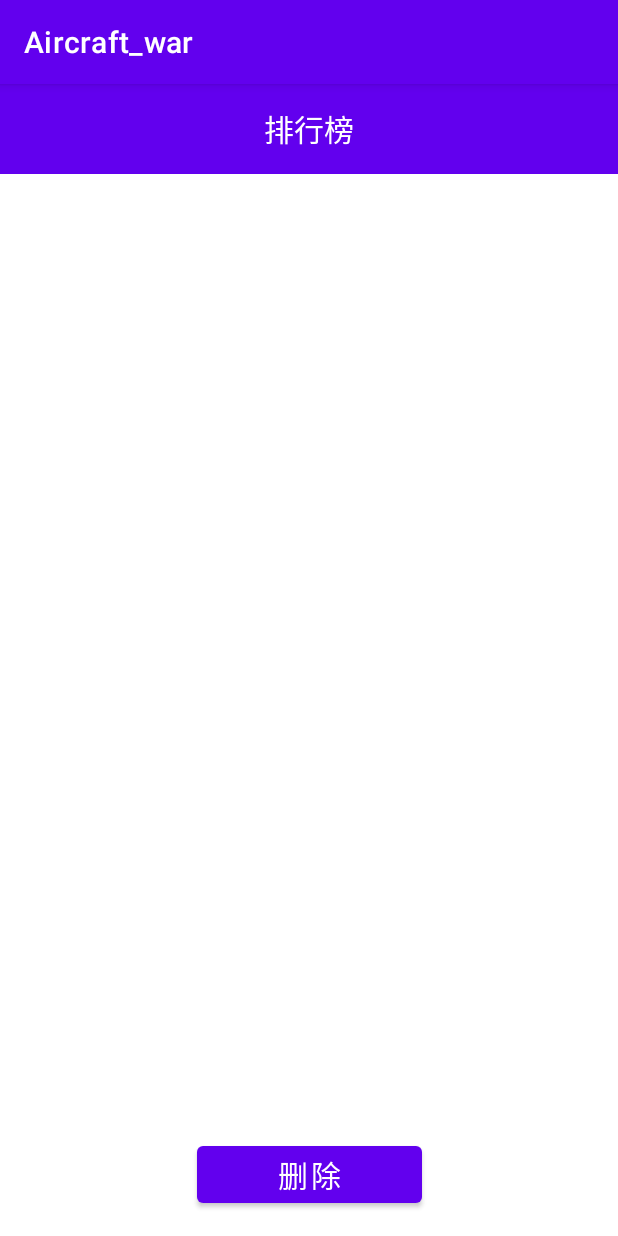
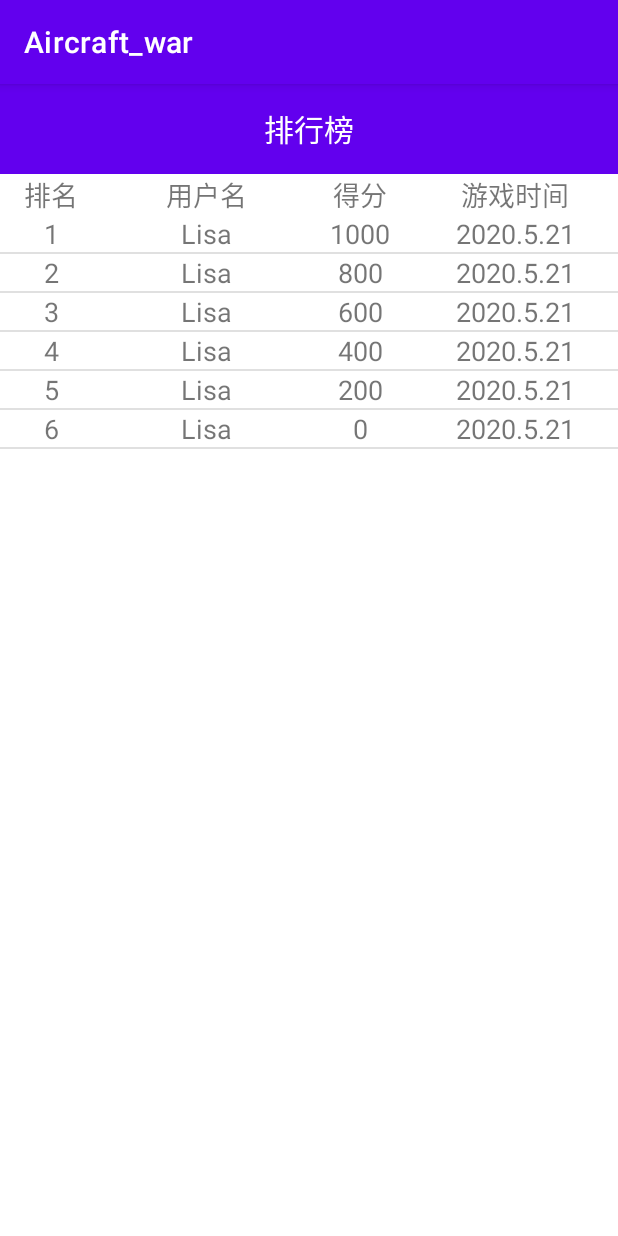
Before and after one commit to wisper12933/new_Aircraftwar, an Android app: the RankActivity screen opened directly, with no data from a screen before it, on a phone screen of 412 x 824 dp. Run offline under Robolectric (Android 15) with nearby library versions, the phone set to English and light mode, and no system bars.

Commit message:
add recyclerview

```diff
--- a/app/build.gradle
+++ b/app/build.gradle
@@ -33,6 +33,7 @@ dependencies {
     implementation 'com.google.android.material:material:1.4.0'
     implementation 'androidx.constraintlayout:constraintlayout:2.1.0'
     implementation 'com.google.firebase:firebase-database:20.0.0'
+    implementation 'androidx.recyclerview:recyclerview:1.2.1'
     testImplementation 'junit:junit:4.13.2'
     androidTestImplementation 'androidx.test.ext:junit:1.1.3'
     androidTestImplementation 'androidx.test.espresso:espresso-core:3.4.0'
--- a/app/src/main/java/com/hit/aircraft_war/RankActivity.java
+++ b/app/src/main/java/com/hit/aircraft_war/RankActivity.java
@@ -3,14 +3,27 @@ package com.hit.aircraft_war;
 import android.os.Bundle;
 
 import androidx.appcompat.app.AppCompatActivity;
+import androidx.recyclerview.widget.DividerItemDecoration;
+import androidx.recyclerview.widget.LinearLayoutManager;
+import androidx.recyclerview.widget.RecyclerView;
+
+import com.hit.aircraft_war.RankPack.RankAdapter;
+import com.hit.aircraft_war.RankPack.RankMember;
 
 import java.text.DateFormat;
 import java.text.SimpleDateFormat;
+import java.util.ArrayList;
 import java.util.Date;
+import java.util.List;
 
 public class RankActivity extends AppCompatActivity {
 
     public static int newSCore;
+
+    private RecyclerView recyclerView;
+    private RankAdapter rankAdapter;
+
+    private List<RankMember> dataList;
 
     @Override
     protected void onCreate(Bundle savedInstanceState) {
@@ -21,5 +34,26 @@ public class RankActivity extends AppCompatActivity {
         Date currentDate = new Date();
         DateFormat dateFormat = new SimpleDateFormat("yyyy-MM-dd HH:mm:ss");
         String dateString = dateFormat.format(currentDate);
+
+        initData();
+        recyclerView = findViewById(R.id.rank_recycler);
+        recyclerView.setLayoutManager(new LinearLayoutManager(this));
+        recyclerView.addItemDecoration(new DividerItemDecoration(this, LinearLayoutManager.VERTICAL));
+
+        rankAdapter = new RankAdapter(dataList);
+        recyclerView.setAdapter(rankAdapter);
+
+
     }
+
+    private void initData() {
+        dataList = new ArrayList<>();
+        dataList.add(new RankMember(1,"Lisa",1000,"2020.5.21"));
+        dataList.add(new RankMember(2,"Lisa",800,"2020.5.21"));
+        dataList.add(new RankMember(3,"Lisa",600,"2020.5.21"));
+        dataList.add(new RankMember(4,"Lisa",400,"2020.5.21"));
+        dataList.add(new RankMember(5,"Lisa",200,"2020.5.21"));
+        dataList.add(new RankMember(6,"Lisa",0,"2020.5.21"));
+    }
+
 }
--- /dev/null
+++ b/app/src/main/java/com/hit/aircraft_war/RankPack/RankAdapter.java
@@ -0,0 +1,60 @@
+package com.hit.aircraft_war.RankPack;
+
+import android.view.LayoutInflater;
+import android.view.View;
+import android.view.ViewGroup;
+import android.widget.TextView;
+
+import androidx.annotation.NonNull;
+import androidx.recyclerview.widget.RecyclerView;
+
+import com.hit.aircraft_war.R;
+
+import java.util.List;
+
+public class RankAdapter extends RecyclerView.Adapter<RankAdapter.ViewHolder>{
+
+    private List<RankMember> dataList;
+
+    public RankAdapter(List<RankMember> dataList) {
+        this.dataList = dataList;
+    }
+
+    @NonNull
+    @Override
+    public ViewHolder onCreateViewHolder(@NonNull ViewGroup parent, int viewType) {
+        View itemView = LayoutInflater.from(parent.getContext()).inflate(R.layout.rank_item, parent, false);
+        ViewHolder viewHolder = new ViewHolder(itemView);
+        return viewHolder;
+    }
+
+    @Override
+    public void onBindViewHolder(@NonNull ViewHolder holder, int position) {
+        holder.rank.setText(String.valueOf(dataList.get(position).getRank()));
+        holder.name.setText(dataList.get(position).getName());
+        holder.score.setText(String.valueOf(dataList.get(position).getScore()));
+        holder.time.setText(dataList.get(position).getTime());
+
+    }
+
+    @Override
+    public int getItemCount() {
+        return dataList.size();
+    }
+
+    class ViewHolder extends RecyclerView.ViewHolder {
+
+        TextView rank;
+        TextView name;
+        TextView score;
+        TextView time;
+
+        public ViewHolder(@NonNull View itemView) {
+            super(itemView);
+            this.rank = itemView.findViewById(R.id.tv_rank);
+            this.name = itemView.findViewById(R.id.tv_player);
+            this.score = itemView.findViewById(R.id.tv_score);
+            this.time = itemView.findViewById(R.id.tv_time);
+        }
+    }
+}
--- /dev/null
+++ b/app/src/main/java/com/hit/aircraft_war/RankPack/RankMember.java
@@ -0,0 +1,31 @@
+package com.hit.aircraft_war.RankPack;
+
+public class RankMember {
+    private int rank;
+    private String name;
+    private int score;
+    private String time;
+
+    public RankMember(int rank, String name, int score, String time) {
+        this.rank = rank;
+        this.name = name;
+        this.score = score;
+        this.time = time;
+    }
+
+    public int getRank() {
+        return rank;
+    }
+
+    public String getName() {
+        return name;
+    }
+
+    public int getScore() {
+        return score;
+    }
+
+    public String getTime() {
+        return time;
+    }
+}
--- a/app/src/main/res/layout/activity_rank.xml
+++ b/app/src/main/res/layout/activity_rank.xml
@@ -19,25 +19,61 @@
         app:layout_constraintStart_toStartOf="parent"
         app:layout_constraintTop_toTopOf="parent" />
 
-    <androidx.constraintlayout.widget.ConstraintLayout
-        android:id="@+id/rank_constraintLayout"
+
+
+    <LinearLayout
+        android:id="@+id/rank_linear"
         android:layout_width="match_parent"
-        android:layout_height="620dp"
-        app:layout_constraintBottom_toTopOf="@+id/rank_deleteButton"
+        android:layout_height="wrap_content"
+        android:orientation="horizontal"
+        android:weightSum="6"
+        app:layout_constraintStart_toStartOf="parent"
+        app:layout_constraintEnd_toEndOf="parent"
         app:layout_constraintTop_toBottomOf="@+id/textView">
 
-    </androidx.constraintlayout.widget.ConstraintLayout>
+        <TextView
+            android:layout_width="0dp"
+            android:layout_height="match_parent"
+            android:layout_weight="1"
+            android:gravity="center"
+            android:text="@string/rankNum"
+            android:textSize="18sp"/>
 
-    <Button
-        android:id="@+id/rank_deleteButton"
-        android:layout_width="150dp"
-        android:layout_height="50dp"
-        android:layout_marginBottom="16dp"
-        android:text="@string/delete"
-        android:textSize="20sp"
-        app:layout_constraintBottom_toBottomOf="parent"
+        <TextView
+            android:layout_width="0dp"
+            android:layout_height="match_parent"
+            android:layout_weight="2"
+            android:gravity="center"
+            android:text="@string/user"
+            android:textSize="18sp"/>
+
+        <TextView
+            android:layout_width="0dp"
+            android:layout_height="match_parent"
+            android:layout_weight="1"
+            android:gravity="center"
+            android:text="@string/score"
+            android:textSize="18sp"/>
+
+        <TextView
+            android:layout_width="0dp"
+            android:layout_height="match_parent"
+            android:layout_weight="2"
+            android:gravity="center"
+            android:text="@string/playTime"
+            android:textSize="18sp"/>
+
+    </LinearLayout>
+
+    <androidx.recyclerview.widget.RecyclerView
+        android:id="@+id/rank_recycler"
+        android:layout_width="match_parent"
+        android:layout_height="510dp"
+        app:layout_constraintTop_toBottomOf="@+id/rank_linear"
         app:layout_constraintEnd_toEndOf="parent"
-        app:layout_constraintStart_toStartOf="parent" />
+        app:layout_constraintStart_toStartOf="parent">
+
+    </androidx.recyclerview.widget.RecyclerView>
 
 
 </androidx.constraintlayout.widget.ConstraintLayout>
--- /dev/null
+++ b/app/src/main/res/layout/rank_item.xml
@@ -0,0 +1,44 @@
+<?xml version="1.0" encoding="utf-8"?>
+<LinearLayout xmlns:android="http://schemas.android.com/apk/res/android"
+    android:layout_width="match_parent"
+    android:layout_height="wrap_content"
+    android:orientation="horizontal"
+    android:weightSum="6">
+
+    <TextView
+        android:id="@+id/tv_rank"
+        android:layout_width="0dp"
+        android:layout_height="match_parent"
+        android:layout_weight="1"
+        android:gravity="center"
+        android:text="X"
+        android:textSize="18sp"/>
+
+    <TextView
+        android:id="@+id/tv_player"
+        android:layout_width="0dp"
+        android:layout_height="match_parent"
+        android:layout_weight="2"
+        android:gravity="center"
+        android:text="TestPlayerName"
+        android:textSize="18sp"/>
+
+    <TextView
+        android:id="@+id/tv_score"
+        android:layout_width="0dp"
+        android:layout_height="match_parent"
+        android:layout_weight="1"
+        android:gravity="center"
+        android:text="no reference"
+        android:textSize="18sp"/>
+
+    <TextView
+        android:id="@+id/tv_time"
+        android:layout_width="0dp"
+        android:layout_height="match_parent"
+        android:layout_weight="2"
+        android:gravity="center"
+        android:text="no reference"
+        android:textSize="18sp"/>
+
+</LinearLayout>
--- a/app/src/main/res/values/strings.xml
+++ b/app/src/main/res/values/strings.xml
@@ -7,4 +7,8 @@
     <string name="soundSelect">音效选择</string>
     <string name="rank">排行榜</string>
     <string name="delete">删除</string>
+    <string name="rankNum">排名</string>
+    <string name="user">用户名</string>
+    <string name="score">得分</string>
+    <string name="playTime">游戏时间</string>
 </resources>
```
